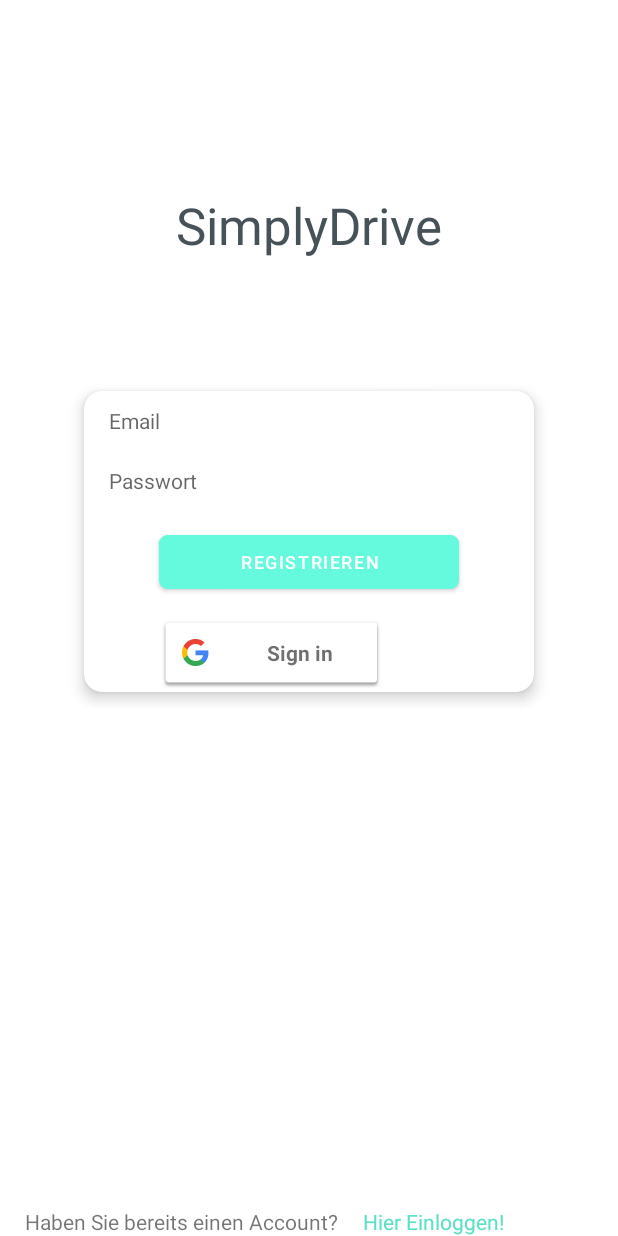
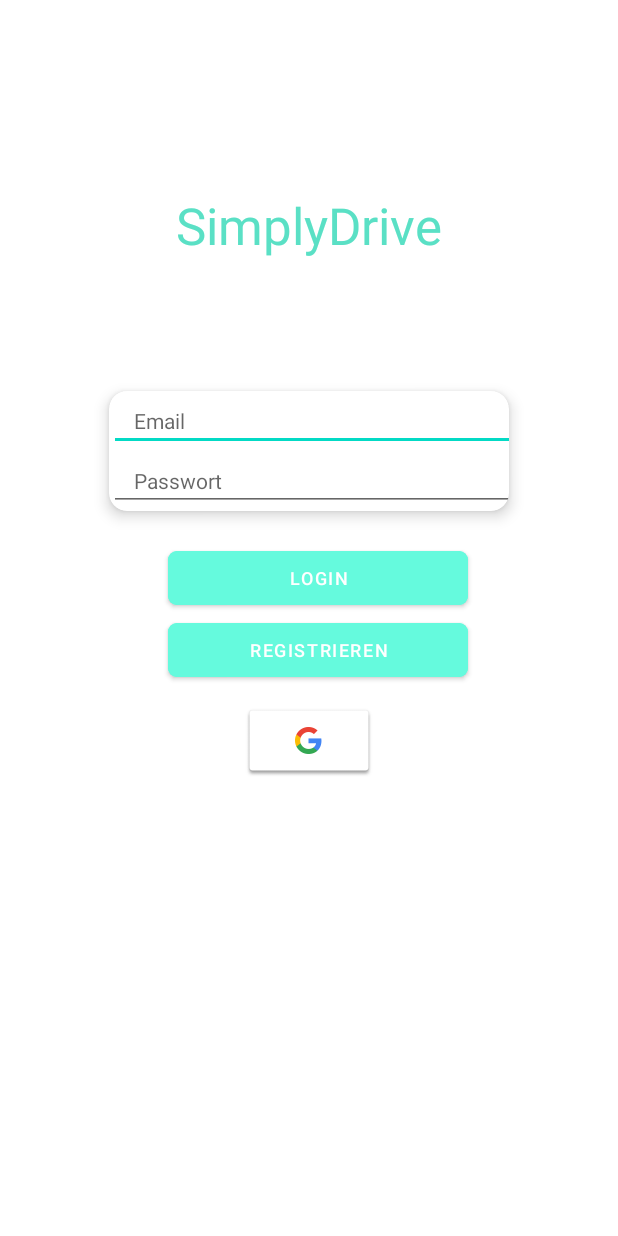
Before and after one commit to Hyphiin/thmProject_KotlinApp-simplyDrive, an Android app: the screen it shows after launch (RegisterActivity), on a phone screen of 412 x 824 dp. Run offline under Robolectric (Android 15) with nearby library versions, the phone set to English and light mode, and no system bars; our stand-ins replace Firebase (no records; nobody signed in at launch, a user with empty details on screens opened directly).

Commit message:
little adjustments for Login/Register

```diff
--- a/app/src/main/java/de/thm/mow/felixwegener/simplydrive/LoginActivity.kt
+++ b/app/src/main/java/de/thm/mow/felixwegener/simplydrive/LoginActivity.kt
@@ -8,7 +8,6 @@ import android.widget.Toast
 import com.google.firebase.auth.FirebaseAuth
 import kotlinx.android.synthetic.main.activity_login.*
 import kotlinx.android.synthetic.main.activity_register.*
-import kotlinx.android.synthetic.main.activity_register.registerLoginField
 
 class LoginActivity : AppCompatActivity() {
     override fun onCreate(savedInstanceState: Bundle?) {
--- a/app/src/main/java/de/thm/mow/felixwegener/simplydrive/ProfileActivity.kt
+++ b/app/src/main/java/de/thm/mow/felixwegener/simplydrive/ProfileActivity.kt
@@ -36,7 +36,7 @@ class ProfileActivity : AppCompatActivity() {
     private fun checkUser() {
         val firebaseUser = firebaseAuth.currentUser
         if (firebaseUser == null) {
-            startActivity(Intent(this@ProfileActivity, LoginActivity::class.java))
+            startActivity(Intent(this@ProfileActivity, RegisterActivity::class.java))
             finish()
         }
         else {
--- a/app/src/main/res/layout/activity_register.xml
+++ b/app/src/main/res/layout/activity_register.xml
@@ -13,7 +13,7 @@
         android:layout_marginTop="50dp"
         android:elevation="6dp"
         android:text="SimplyDrive"
-        android:textColor="@color/textDark"
+        android:textColor="@color/primaryDark"
         android:textSize="34sp"
         app:layout_constraintBottom_toTopOf="@+id/login__layout"
         app:layout_constraintEnd_toEndOf="parent"
@@ -48,7 +48,6 @@
                     android:id="@+id/registerEmailInput"
                     android:layout_width="300dp"
                     android:layout_height="wrap_content"
-                    android:backgroundTint="#00FFFFFF"
                     android:ems="10"
                     android:hint="Email"
                     android:inputType="textEmailAddress"
@@ -60,61 +59,52 @@
                     android:id="@+id/registerPasswordInput"
                     android:layout_width="300dp"
                     android:layout_height="wrap_content"
-                    android:backgroundTint="#00FFFFFF"
                     android:ems="10"
                     android:hint="Passwort"
                     android:inputType="textPassword"
                     android:paddingLeft="25px"
                     android:textSize="14sp" />
 
+            </LinearLayout>
+
+        </androidx.cardview.widget.CardView>
+
+        <Button
+            android:id="@+id/registerLoginBtn"
+            android:layout_width="200dp"
+            android:layout_height="wrap_content"
+            android:layout_marginLeft="50dp"
+            android:layout_marginTop="10dp"
+            android:backgroundTint="@color/primary"
+            android:text="Login"
+            android:textColor="@color/textWhite"
+            android:textSize="12sp"
+            app:cornerRadius="6dp" />
+
         <Button
             android:id="@+id/registerRegisterBtn"
             android:layout_width="200dp"
             android:layout_height="wrap_content"
             android:layout_marginLeft="50dp"
-                    android:layout_marginTop="10dp"
             android:layout_marginBottom="2dp"
             android:backgroundTint="@color/primary"
             android:text="Registrieren"
+            android:textColor="@color/textWhite"
             android:textSize="12sp"
             app:cornerRadius="6dp" />
 
         <com.google.android.gms.common.SignInButton
             android:id="@+id/register__google"
-                    android:layout_width="150dp"
+            android:layout_width="wrap_content"
             android:layout_height="wrap_content"
-                    android:layout_marginLeft="50dp"
+            android:layout_marginLeft="100dp"
             android:layout_marginTop="10dp"
-                    android:layout_marginBottom="2dp" />
-
-            </LinearLayout>
-
-        </androidx.cardview.widget.CardView>
+            android:layout_marginRight="100dp"
+            android:layout_marginBottom="2dp"
+            app:buttonSize="icon_only"
+            app:colorScheme="auto" />
 
 
     </LinearLayout>
 
-    <LinearLayout
-        android:layout_width="match_parent"
-        android:layout_height="wrap_content"
-        android:orientation="horizontal"
-        app:layout_constraintBottom_toBottomOf="parent">
-
-        <TextView
-            android:id="@+id/registerInfoField"
-            android:layout_width="wrap_content"
-            android:layout_height="wrap_content"
-            android:layout_marginLeft="25px"
-            android:text="Haben Sie bereits einen Account?" />
-
-        <TextView
-            android:id="@+id/registerLoginField"
-            android:layout_width="wrap_content"
-            android:layout_height="match_parent"
-            android:layout_marginLeft="25px"
-            android:layout_weight="1"
-            android:text="Hier Einloggen!"
-            android:textColor="@color/primaryDark" />
-    </LinearLayout>
-
 </androidx.constraintlayout.widget.ConstraintLayout>
```
Also changed, not shown: app/src/main/java/de/thm/mow/felixwegener/simplydrive/RegisterActivity.kt (+106 -17 lines). Lines whose indentation alone changed are shown as unchanged.
